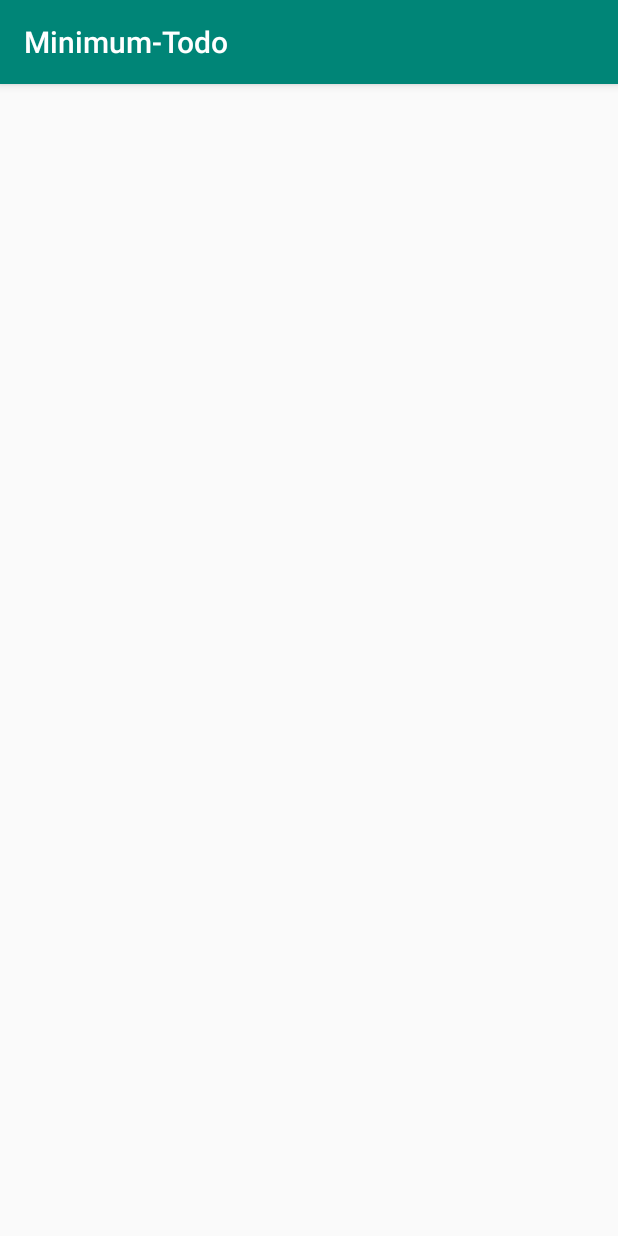
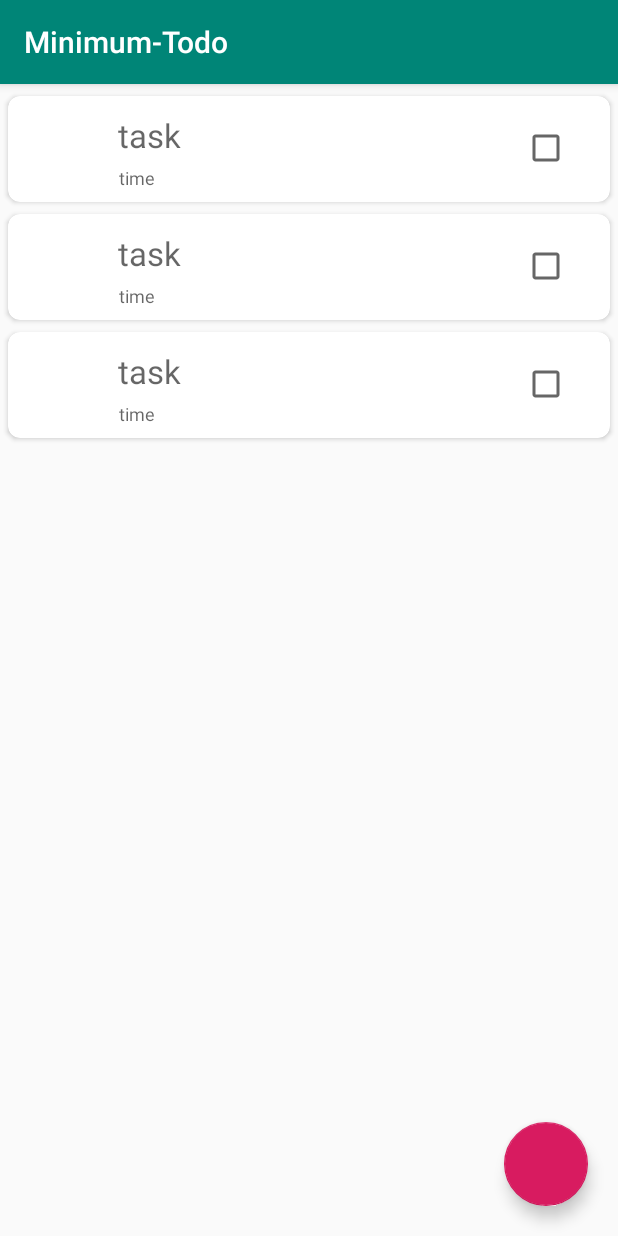
Before and after one commit to yHori12/Minimum-Todo, an Android app: the screen it shows after launch (MainActivity), on a phone screen of 412 x 824 dp. Run offline under Robolectric (Android 15) with nearby library versions, the phone set to English and light mode, and no system bars; our stand-ins replace data binding.

Commit message:
MainFragmentのuiを作成

```diff
--- /dev/null
+++ b/app/src/main/java/com/y_hori/minimum_todo/data/TaskRepository.kt
@@ -0,0 +1,49 @@
+package com.y_hori.minimum_todo.data
+
+import com.y_hori.minimum_todo.data.model.Task
+import retrofit2.Response
+import java.io.IOException
+
+class TaskRepository: BaseRepository() {
+
+    companion object {
+        private var instance: TaskRepository? = null
+        fun getInstance() =
+            instance ?: synchronized(this) {
+                instance
+                    ?: TaskRepository().also { instance = it }
+            }
+    }
+
+    private fun dummy(): MutableList<Task> {
+        return mutableListOf(
+            Task(id = 1),
+            Task(id = 2),
+            Task(id = 3)
+        )
+    }
+
+    fun getTasks(): MutableList<Task> {
+        return dummy()
+    }
+
+}
+
+
+open class BaseRepository {
+    suspend fun <T : Any> apiOutput(
+        call: suspend () -> Response<T>,
+        error: String
+    ): NetworkResult<T> {
+        val response = call.invoke()
+        return if (response.isSuccessful)
+            NetworkResult.Success(response.body()!!)
+        else
+            NetworkResult.Error(IOException(error))
+    }
+}
+
+sealed class NetworkResult<out T : Any> {
+    data class Success<out T : Any>(val output: T) : NetworkResult<T>()
+    data class Error(val exception: Exception) : NetworkResult<Nothing>()
+}
--- /dev/null
+++ b/app/src/main/java/com/y_hori/minimum_todo/data/service/TaskApiInterface.kt
@@ -0,0 +1,10 @@
+package com.y_hori.minimum_todo.data.service
+
+import com.y_hori.minimum_todo.data.model.Task
+import retrofit2.Response
+import retrofit2.http.GET
+
+interface TaskApiInterface {
+    @GET()
+    suspend fun fetchTasks():Response<MutableList<Task>>
+}
--- /dev/null
+++ b/app/src/main/java/com/y_hori/minimum_todo/data/service/TaskApiService.kt
@@ -0,0 +1,37 @@
+package com.y_hori.minimum_todo.data.service
+
+import com.squareup.moshi.Moshi
+import com.squareup.moshi.kotlin.reflect.KotlinJsonAdapterFactory
+import okhttp3.OkHttpClient
+import okhttp3.logging.HttpLoggingInterceptor
+import retrofit2.Retrofit
+import retrofit2.converter.moshi.MoshiConverterFactory
+
+object TaskApiService : BaseApiService() {
+    val taskApi = getRetrofit().create(TaskApiInterface::class.java)
+}
+
+open class BaseApiService {
+    companion object {
+        private const val baseUrl = "https://test.com"
+    }
+    private val client: OkHttpClient
+        get() {
+            return OkHttpClient.Builder()
+                .addInterceptor(HttpLoggingInterceptor().apply {
+                    level = HttpLoggingInterceptor.Level.BODY
+                }).build()
+        }
+    fun getRetrofit(): Retrofit {
+        return Retrofit.Builder()
+            .client(client)
+            .baseUrl(baseUrl)
+            .addConverterFactory(
+                MoshiConverterFactory.create(
+                    Moshi.Builder().add(
+                        KotlinJsonAdapterFactory()
+                    ).build()
+                )
+            ).build()
+    }
+}
--- /dev/null
+++ b/app/src/main/java/com/y_hori/minimum_todo/ui/adapter/TaskAdapter.kt
@@ -0,0 +1,39 @@
+package com.y_hori.minimum_todo.ui.adapter
+
+import android.annotation.SuppressLint
+import android.view.LayoutInflater
+import android.view.ViewGroup
+import androidx.recyclerview.widget.DiffUtil
+import androidx.recyclerview.widget.ListAdapter
+import androidx.recyclerview.widget.RecyclerView
+import com.y_hori.minimum_todo.data.model.Task
+import com.y_hori.minimum_todo.databinding.ListItemTaskBinding
+
+class TaskAdapter :ListAdapter<Task,RecyclerView.ViewHolder>(DiffCallback()){
+
+    override fun onCreateViewHolder(parent: ViewGroup, viewType: Int): RecyclerView.ViewHolder {
+        return ItemViewHolder(ListItemTaskBinding.inflate(LayoutInflater.from(parent.context),parent,false))
+    }
+
+    override fun onBindViewHolder(holder: RecyclerView.ViewHolder, position: Int) {
+    }
+
+    inner class ItemViewHolder(binding: ListItemTaskBinding) : RecyclerView.ViewHolder(binding.root) {
+        //item用のviewmodelに譲渡
+    }
+
+
+}
+
+private class DiffCallback : DiffUtil.ItemCallback<Task>() {
+
+    override fun areItemsTheSame(oldItem: Task, newItem: Task): Boolean {
+        return oldItem.id == newItem.id
+    }
+
+    @SuppressLint("DiffUtilEquals")
+    override fun areContentsTheSame(oldItem: Task, newItem: Task): Boolean {
+        return oldItem == newItem
+    }
+
+}
--- /dev/null
+++ b/app/src/main/java/com/y_hori/minimum_todo/ui/main/MainFragment.kt
@@ -0,0 +1,58 @@
+package com.y_hori.minimum_todo.ui.main
+
+import android.os.Bundle
+import android.view.LayoutInflater
+import android.view.View
+import android.view.ViewGroup
+import androidx.databinding.DataBindingUtil
+import androidx.fragment.app.Fragment
+import androidx.fragment.app.viewModels
+import androidx.lifecycle.observe
+import androidx.navigation.findNavController
+import com.y_hori.minimum_todo.R
+import com.y_hori.minimum_todo.databinding.FragmentMainBinding
+import com.y_hori.minimum_todo.ui.adapter.TaskAdapter
+import com.y_hori.minimum_todo.utils.InjectorUtils
+
+class MainFragment : Fragment() {
+
+    private lateinit var binding: FragmentMainBinding
+    private val viewModel: MainViewModel by viewModels {
+        InjectorUtils.provideTaskListViewModelFactory()
+    }
+
+    override fun onCreateView(
+        inflater: LayoutInflater, container: ViewGroup?,
+        savedInstanceState: Bundle?
+    ): View? {
+
+        binding = DataBindingUtil.inflate(
+            inflater,
+            R.layout.fragment_main, container, false
+        )
+
+        return binding.root
+    }
+
+    override fun onActivityCreated(savedInstanceState: Bundle?) {
+        super.onActivityCreated(savedInstanceState)
+        val adapter = TaskAdapter()
+
+        binding.apply {
+            taskList.adapter = adapter
+            this.viewModel = viewModel
+            this.lifecycleOwner = viewLifecycleOwner
+            this.fab.setOnClickListener { view ->
+                view.findNavController().navigate(MainFragmentDirections.actionMainFragmentToCreateTaskFragment())
+            }
+
+        }
+        subscribeUi(adapter)
+    }
+
+    private fun subscribeUi(adapter: TaskAdapter) {
+        viewModel.tasks.observe(viewLifecycleOwner) { plants ->
+            adapter.submitList(plants)
+        }
+    }
+}
--- /dev/null
+++ b/app/src/main/java/com/y_hori/minimum_todo/ui/main/MainViewModel.kt
@@ -0,0 +1,26 @@
+package com.y_hori.minimum_todo.ui.main
+
+import androidx.lifecycle.LiveData
+import androidx.lifecycle.MutableLiveData
+import androidx.lifecycle.ViewModel
+import androidx.lifecycle.viewModelScope
+import com.y_hori.minimum_todo.data.TaskRepository
+import com.y_hori.minimum_todo.data.model.Task
+import kotlinx.coroutines.launch
+
+class MainViewModel(private val repository: TaskRepository) : ViewModel() {
+
+    private val _tasks = MutableLiveData<MutableList<Task>>()
+    val tasks: LiveData<MutableList<Task>>
+        get() = _tasks
+
+    init {
+        fetchTasks()
+    }
+
+    private fun fetchTasks() {
+        viewModelScope.launch {
+            _tasks.postValue(repository.getTasks())
+        }
+    }
+}
--- /dev/null
+++ b/app/src/main/java/com/y_hori/minimum_todo/ui/main/MainViewModelFactory.kt
@@ -0,0 +1,13 @@
+package com.y_hori.minimum_todo.ui.main
+
+import androidx.lifecycle.ViewModel
+import androidx.lifecycle.ViewModelProvider
+import com.y_hori.minimum_todo.data.TaskRepository
+
+@Suppress("UNCHECKED_CAST")
+class PlantListViewModelFactory(
+    private val repository: TaskRepository
+) : ViewModelProvider.NewInstanceFactory() {
+
+    override fun <T : ViewModel> create(modelClass: Class<T>) = MainViewModel(repository) as T
+}
--- /dev/null
+++ b/app/src/main/java/com/y_hori/minimum_todo/utils/InjectorUtils.kt
@@ -0,0 +1,18 @@
+package com.y_hori.minimum_todo.utils
+
+import com.y_hori.minimum_todo.ui.main.PlantListViewModelFactory
+import com.y_hori.minimum_todo.data.TaskRepository
+
+object InjectorUtils {
+    fun provideTaskListViewModelFactory(): PlantListViewModelFactory {
+        val repository =
+            getTaskRepository()
+        return PlantListViewModelFactory(
+            repository
+        )
+    }
+
+    private fun getTaskRepository(): TaskRepository {
+        return TaskRepository.getInstance()
+    }
+}
--- /dev/null
+++ b/app/src/main/res/layout/fragment_main.xml
@@ -0,0 +1,34 @@
+<?xml version="1.0" encoding="utf-8"?>
+<layout xmlns:android="http://schemas.android.com/apk/res/android"
+    xmlns:tools="http://schemas.android.com/tools"
+    xmlns:app="http://schemas.android.com/apk/res-auto">
+
+    <data>
+        <variable
+            name="viewModel"
+            type="com.y_hori.minimum_todo.ui.main.MainViewModel" />
+    </data>
+
+    <androidx.coordinatorlayout.widget.CoordinatorLayout
+        android:id="@+id/coodLayout"
+        android:layout_width="match_parent"
+        android:layout_height="match_parent"
+        tools:context=".MainFragment">
+
+    <androidx.recyclerview.widget.RecyclerView
+        android:id="@+id/task_list"
+        android:layout_width="match_parent"
+        android:layout_height="match_parent"
+        android:clipToPadding="false"
+        app:layoutManager="androidx.recyclerview.widget.LinearLayoutManager"
+        tools:listitem="@layout/list_item_task"/>
+
+    <com.google.android.material.floatingactionbutton.FloatingActionButton
+        android:id="@+id/fab"
+        android:layout_width="wrap_content"
+        android:layout_height="wrap_content"
+        android:layout_gravity="bottom|end"
+        android:layout_margin="@dimen/margin_fab"
+        app:backgroundTint="@color/colorAccent"/>
+    </androidx.coordinatorlayout.widget.CoordinatorLayout>
+</layout>
--- /dev/null
+++ b/app/src/main/res/layout/list_item_task.xml
@@ -0,0 +1,60 @@
+<?xml version="1.0" encoding="utf-8"?>
+<layout xmlns:tools="http://schemas.android.com/tools"
+    xmlns:android="http://schemas.android.com/apk/res/android"
+    xmlns:app="http://schemas.android.com/apk/res-auto">
+
+    <androidx.cardview.widget.CardView
+        android:layout_width="match_parent"
+        android:layout_height="wrap_content"
+        android:layout_marginStart="5dp"
+        android:layout_marginTop="8dp"
+        android:layout_marginEnd="5dp"
+        android:elevation="8dp"
+        app:cardCornerRadius="8dp">
+
+        <RelativeLayout
+            android:id="@+id/relcard"
+            android:layout_width="match_parent"
+            android:layout_height="wrap_content"
+            android:padding="8dp">
+
+            <ImageView
+                android:id="@+id/TxtImg"
+                android:layout_width="50dp"
+                android:layout_height="50dp"
+                android:padding="3dp"
+                tools:srcCompat="@tools:sample/avatars" />
+
+            <TextView
+                android:id="@+id/task"
+                android:layout_width="wrap_content"
+                android:layout_height="wrap_content"
+                android:layout_marginStart="15dp"
+                android:layout_marginTop="3dp"
+                android:layout_marginBottom="5dp"
+                android:layout_toEndOf="@id/TxtImg"
+                android:hint="@string/task"
+                android:textColor="@color/textColorBlack"
+                android:textSize="22sp" />
+
+            <TextView
+                android:id="@+id/time"
+                android:layout_width="wrap_content"
+                android:layout_height="wrap_content"
+                android:layout_below="@id/task"
+                android:layout_marginStart="16dp"
+                android:layout_toEndOf="@id/TxtImg"
+                android:hint="@string/time"
+                android:textSize="12sp" />
+
+            <CheckBox
+                android:id="@+id/completionToggle"
+                android:layout_width="35dp"
+                android:layout_height="35dp"
+                android:layout_alignParentEnd="true"
+                android:layout_centerVertical="true"
+                android:layout_marginEnd="15dp"/>
+        </RelativeLayout>
+
+    </androidx.cardview.widget.CardView>
+</layout>
--- a/app/src/main/res/values/colors.xml
+++ b/app/src/main/res/values/colors.xml
@@ -3,4 +3,6 @@
     <color name="colorPrimary">#008577</color>
     <color name="colorPrimaryDark">#00574B</color>
     <color name="colorAccent">#D81B60</color>
+
+    <color name="textColorBlack">#000000</color>
 </resources>
--- /dev/null
+++ b/app/src/main/res/values/dimens.xml
@@ -0,0 +1,4 @@
+<?xml version="1.0" encoding="utf-8"?>
+<resources>
+    <dimen name="margin_fab">20dp</dimen>
+</resources>
```
